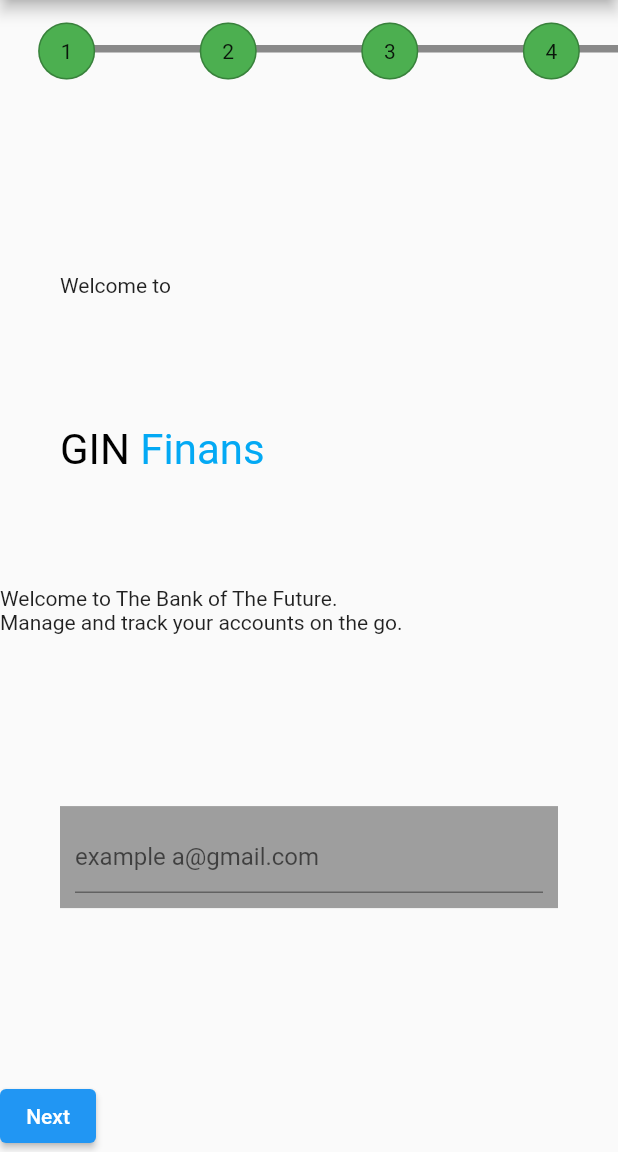
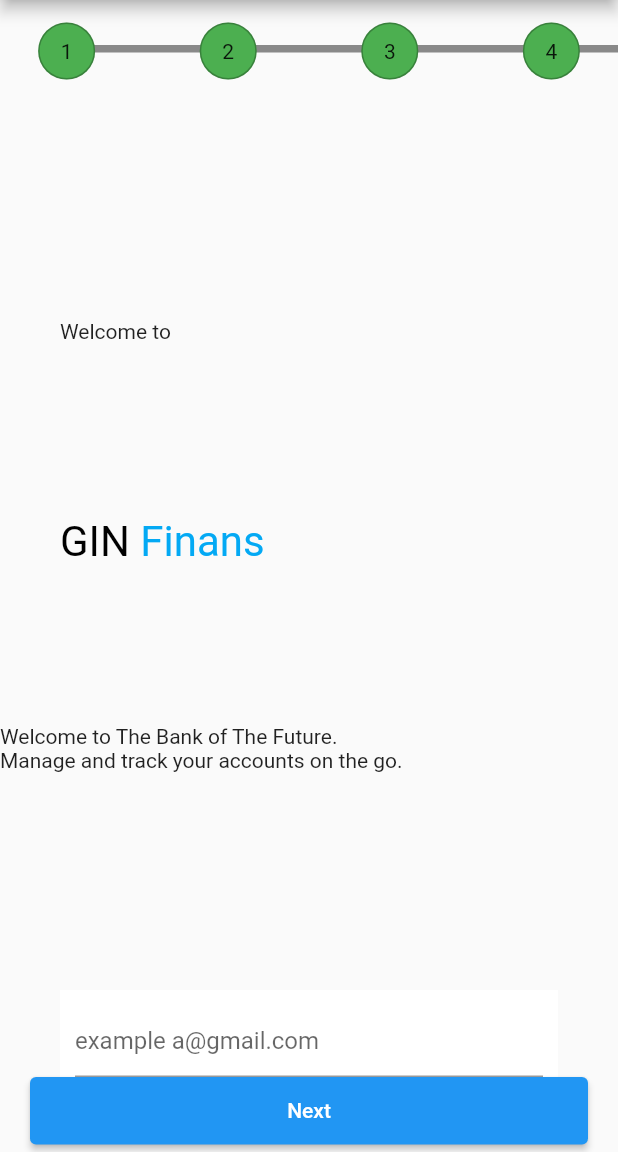
Before and after one commit to prgrm274/flutter_project, a Flutter app: the screen it shows after launch, on a phone screen of 412 x 824 dp, the part 84-1236 px from its top. Run offline on Flutter 3.47's test engine with Material 2 defaults, Android fonts, the phone set to English and light mode, and no system bars.

Commit message:
email1 validation test works

```diff
--- a/lib/presentation/pages/screen1/screen1.dart
+++ b/lib/presentation/pages/screen1/screen1.dart
@@ -40,20 +40,7 @@ class Screen1 extends StatelessWidget {
               ),
             ),
             Text(s1WelcomeFuture),
-            Container(
-              margin: const EdgeInsets.all(40),
-              padding: const EdgeInsets.all(10),
-              decoration: BoxDecoration(
-                color: Colors.grey,
-              ),
-              child: Email1(),
-            ),
-            ElevatedButton(
-              onPressed: () {
-                log('pressed');
-              },
-              child: Text(next),
-            )
+            Email1(),
           ],
         ),
       ),
--- a/lib/presentation/widgets/email1.dart
+++ b/lib/presentation/widgets/email1.dart
@@ -2,23 +2,37 @@ import 'dart:developer';
 
 import 'package:flutter/material.dart';
 import 'package:project/bloc/email_bloc.dart';
+import 'package:project/const/strings_constants.dart';
+import 'package:project/presentation/pages/screen2/screen2.dart';
 
 class Email1 extends StatelessWidget {
   final EmailBloc _emailBloc = EmailBloc();
 
   @override
   Widget build(BuildContext context) {
+    var txt;
+
     return Center(
       child: StreamBuilder(
         builder: (context, AsyncSnapshot<String> snapshot) {
-          return TextField(
+          return Stack(
+            children: [
+              Positioned(
+                child: Container(
+                  margin: const EdgeInsets.all(40),
+                  padding: const EdgeInsets.all(10),
+                  decoration: BoxDecoration(
+                    color: Colors.white,
+                  ),
+                  child: TextField(
                     onChanged: (String teks) {
-              if (teks.contains(r"[A-a]")) {
+                      txt = teks;
+                      if (txt.contains(r"[A-a]")) {
                         log("A-a");
-              } else if (teks.contains(r"[0-9]")) {
+                      } else if (txt.contains(r"[0-9]")) {
                         log("0-9");
                       }
-              _emailBloc.checkText(teks);
+                      _emailBloc.checkText(txt);
                     },
                     // onChanged: (String teks) => _emailBloc.checkText(teks),///
                     decoration: InputDecoration(
@@ -28,6 +42,31 @@ class Email1 extends StatelessWidget {
                       hintText: 'example a@gmail.com',
 
                     ),
+                  ),
+                ),
+              ),
+
+              Positioned(
+                width: MediaQuery.of(context).size.width,
+                bottom: 0,
+                child: Container(
+                  height: 50,
+                  padding: const EdgeInsets.fromLTRB(20, 0, 20, 5),
+                  child: ElevatedButton(
+                    onPressed: () {
+                      if (!snapshot.hasError) {
+                        Navigator.push(
+                          context,
+                          MaterialPageRoute(builder: (context) => Screen2()),
+                        );
+                      }
+                      log('pressed');
+                    },
+                    child: Text(next),
+                  ),
+                ),
+              )
+            ],
           );
         },
         stream: _emailBloc.textStream,
```
Lines whose indentation alone changed are shown as unchanged.
